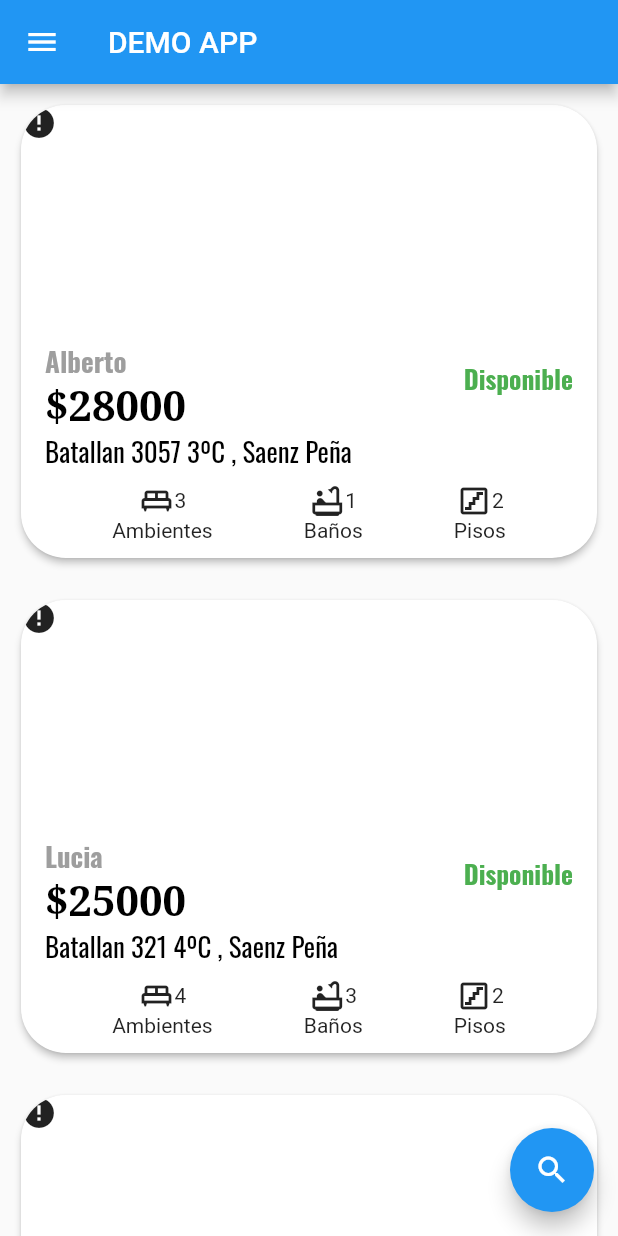
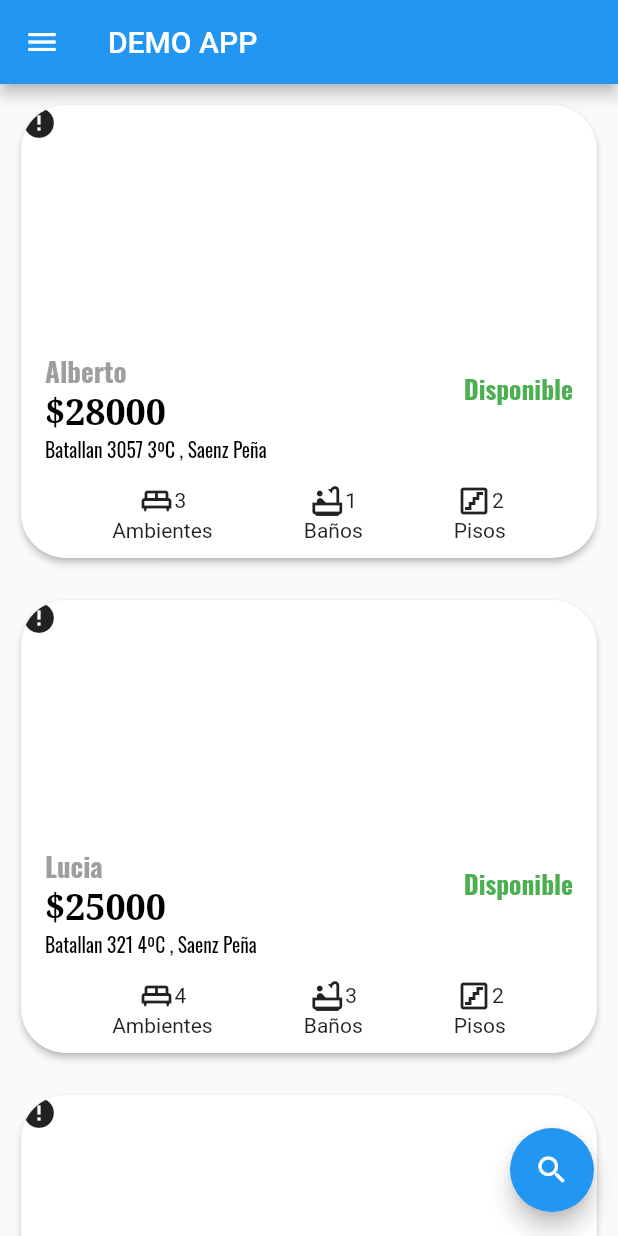
Before and after one commit to Gonzaa25/alquileres_app, a Flutter app: the screen it shows after launch, on a phone screen of 412 x 824 dp. Run offline on Flutter 3.47's test engine with Material 2 defaults, Android fonts, the phone set to English and light mode, and no system bars; drawn by our look-alikes of cached_network_image; our stand-ins replace google_fonts; network calls fail.

Commit message:
change size

```diff
--- a/lib/widgets/homecard.dart
+++ b/lib/widgets/homecard.dart
@@ -98,12 +98,12 @@ class _HomeCardState extends State<HomeCard> {
                             text: '\$${widget.datos.precio}\n',
                             style: GoogleFonts.notoSerif(
                                 color: Colors.black,
-                                fontSize: 28,
+                                fontSize: 24,
                                 fontWeight: FontWeight.bold)),
                         TextSpan(
                             text: widget.datos.direccion,
                             style: GoogleFonts.oswald(
-                                color: Colors.black, fontSize: 18)),
+                                color: Colors.black, fontSize: 13)),
                       ])),
                       isThreeLine: true)
                 ],
```
